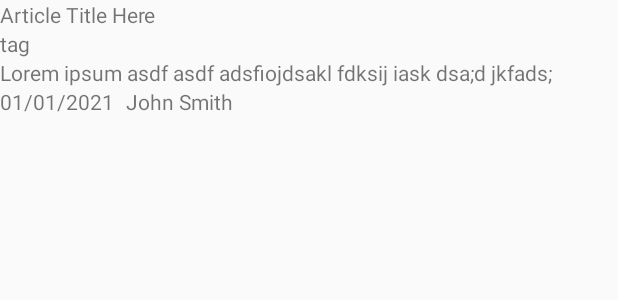
After one commit to Billman64/NewsApp, an Android app: the layout article_view.xml on its own in the app's theme, with its tools: preview values and no code run, on a phone screen of 412 x 824 dp. The commit adds this screen. Shown: the top 300 px of the screen. Run offline under Robolectric (Android 15) with nearby library versions, the phone set to English and light mode, and no system bars.

Commit message:
Started work on article view screen.

```diff
--- /dev/null
+++ b/app/src/main/java/com/example/bill/newsapp/View/ArticleView.java
@@ -0,0 +1,6 @@
+package com.example.bill.newsapp.View;
+
+import android.support.v7.app.AppCompatActivity;
+
+public class ArticleView extends AppCompatActivity {
+}
--- a/app/src/main/java/com/example/bill/newsapp/View/NewsAdapter.java
+++ b/app/src/main/java/com/example/bill/newsapp/View/NewsAdapter.java
@@ -53,6 +53,9 @@ public class NewsAdapter extends ArrayAdapter<NewsItem> {
             @Override
             public void onClick(View view) {
                 Intent i = new Intent(Intent.ACTION_VIEW, Uri.parse(currentNewsItem.getUrl()));
+
+                //TODO: intent for article view screen (activity?)
+//                Intent i = new Intent(this, ArticleView.class);
                 getContext().startActivity(i);
             }
         });
--- /dev/null
+++ b/app/src/main/res/layout/article_view.xml
@@ -0,0 +1,51 @@
+<?xml version="1.0" encoding="utf-8"?>
+<android.support.constraint.ConstraintLayout xmlns:android="http://schemas.android.com/apk/res/android"
+    android:layout_width="match_parent"
+    android:layout_height="match_parent"
+    xmlns:app="http://schemas.android.com/apk/res-auto"
+    xmlns:tools="http://schemas.android.com/tools">
+
+    <TextView
+        android:id="@+id/title"
+        android:layout_width="wrap_content"
+        android:layout_height="wrap_content"
+        app:layout_constraintTop_toTopOf="parent"
+        app:layout_constraintLeft_toLeftOf="parent"
+        tools:text="Article Title Here"
+        style="title"/>
+
+    <TextView
+        android:id="@+id/tag"
+        android:layout_width="wrap_content"
+        android:layout_height="wrap_content"
+        app:layout_constraintTop_toBottomOf="@id/title"
+        app:layout_constraintLeft_toLeftOf="@+id/title"
+        tools:text="tag"/>
+
+    <TextView
+        android:id="@+id/article_text"
+        android:layout_width="wrap_content"
+        android:layout_height="wrap_content"
+        app:layout_constraintTop_toBottomOf="@+id/tag"
+        app:layout_constraintLeft_toLeftOf="@+id/title"
+        tools:text="Lorem ipsum asdf asdf adsfiojdsakl fdksij iask dsa;d jkfads;" />
+
+    <TextView
+        android:id="@+id/date"
+        android:layout_width="wrap_content"
+        android:layout_height="wrap_content"
+        app:layout_constraintTop_toBottomOf="@id/article_text"
+        app:layout_constraintLeft_toLeftOf="@+id/title"
+        tools:text="01/01/2021" />
+
+    <TextView
+        android:id="@+id/author"
+        android:layout_width="wrap_content"
+        android:layout_height="wrap_content"
+        app:layout_constraintTop_toBottomOf="@id/article_text"
+        app:layout_constraintLeft_toRightOf="@id/date"
+        tools:text="John Smith"
+        android:paddingLeft="8dp" />
+
+
+</android.support.constraint.ConstraintLayout>
--- a/app/src/main/res/values/styles.xml
+++ b/app/src/main/res/values/styles.xml
@@ -13,4 +13,9 @@
         <item name="android:textColor">#eeeeee</item>
         <item name="android:padding">16dp</item>
     </style>
+
+    <style name="title">
+        <item name="android:textStyle">bold</item>
+        <item name="android:textColor">@color/colorPrimaryDark</item>
+    </style>
 </resources>
```
Also changed, not shown: app/src/main/res/layout/news_item.xml (+9 -6 lines).
